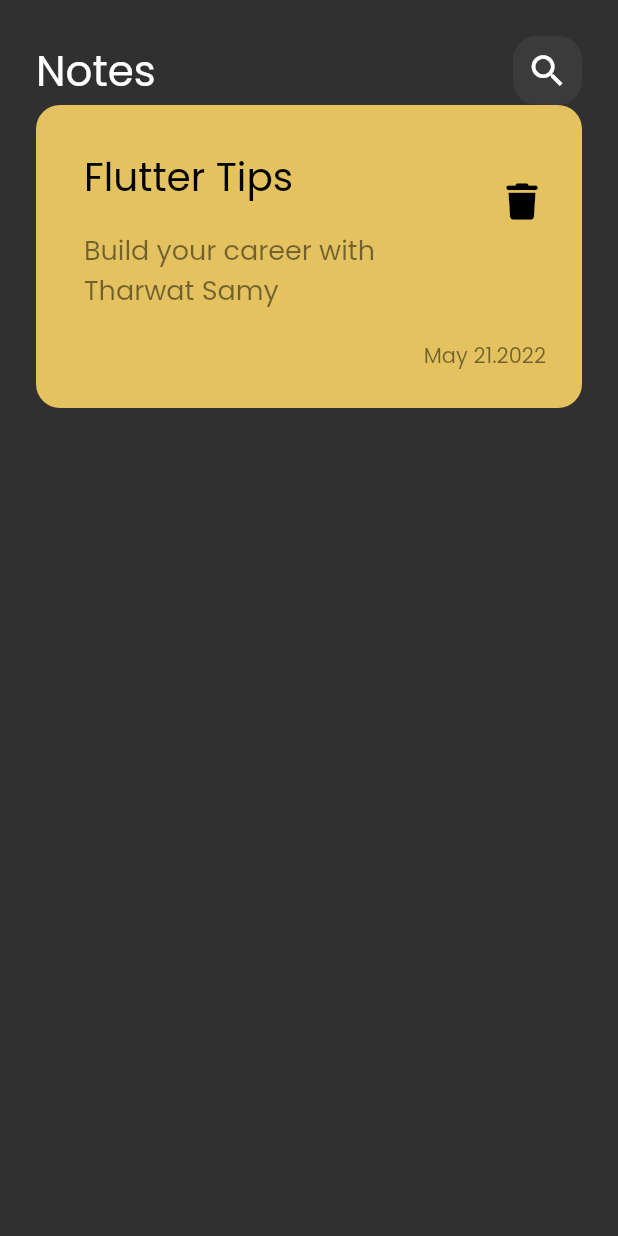
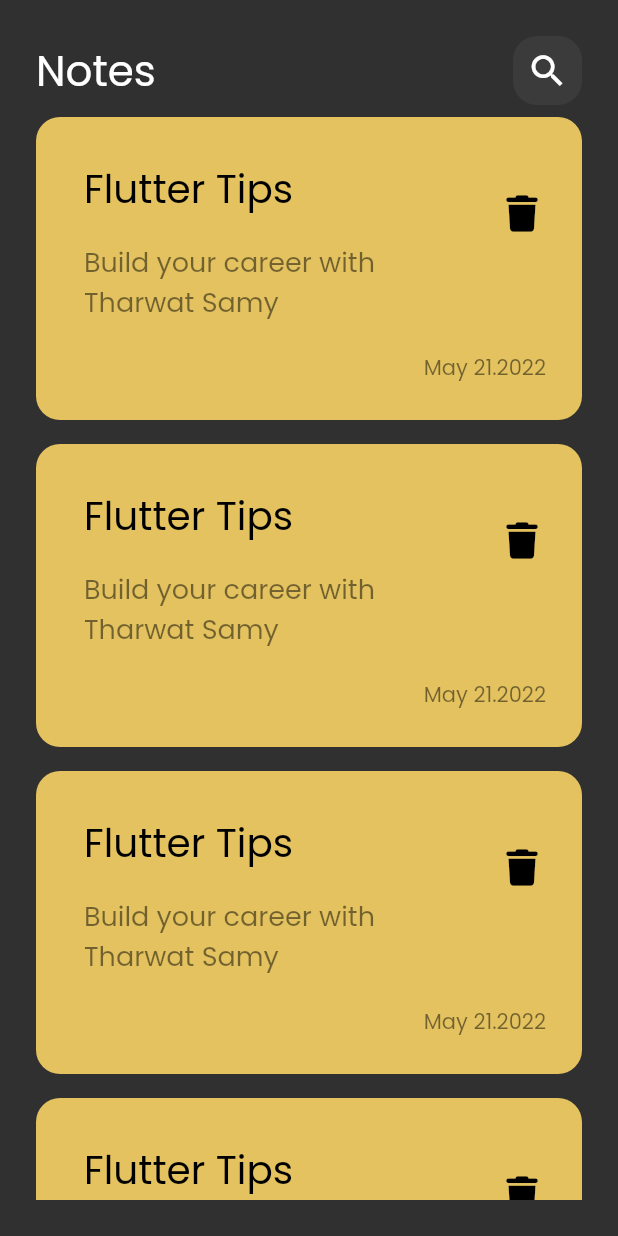
Before and after one commit to dimiana17/notes_app, a Flutter app: the screen it shows after launch, on a phone screen of 412 x 824 dp. Run offline on Flutter 3.47's test engine with Material 2 defaults, Android fonts, the phone set to English and light mode, and no system bars; our stand-ins replace font_awesome_flutter.

Commit message:
create notes list view

```diff
--- /dev/null
+++ b/lib/views/widgets/custom_note_item.dart
@@ -0,0 +1,53 @@
+import 'package:flutter/material.dart';
+import 'package:font_awesome_flutter/font_awesome_flutter.dart';
+
+class NoteItem extends StatelessWidget {
+  const NoteItem({super.key});
+
+  @override
+  Widget build(BuildContext context) {
+    return Container(
+      padding: const EdgeInsets.only(top: 24, bottom: 24, left: 16),
+      decoration: BoxDecoration(
+          color: const Color(0xffE3C25F),
+          borderRadius: BorderRadius.circular(16)),
+      child: Column(
+        crossAxisAlignment: CrossAxisAlignment.end,
+        children: [
+          ListTile(
+            title: const Text(
+              'Flutter Tips',
+              style: TextStyle(color: Colors.black, fontSize: 26),
+            ),
+            subtitle: Padding(
+              padding: const EdgeInsets.only(top: 16),
+              child: Text(
+                'Build your career with Tharwat Samy',
+                style: TextStyle(
+                  color: Colors.black.withOpacity(.5),
+                  fontSize: 18,
+                ),
+              ),
+            ),
+            trailing: IconButton(
+              onPressed: () {},
+              icon: const Icon(
+                FontAwesomeIcons.trash,
+                color: Colors.black,
+                size: 24,
+              ),
+            ),
+          ),
+          Padding(
+            padding: const EdgeInsets.only(right: 24, top: 16),
+            child: Text(
+              'May 21.2022',
+              style:
+                  TextStyle(color: Colors.black.withOpacity(.5), fontSize: 14),
+            ),
+          )
+        ],
+      ),
+    );
+  }
+}
--- /dev/null
+++ b/lib/views/widgets/notes_list_view.dart
@@ -0,0 +1,18 @@
+import 'package:flutter/material.dart';
+import 'package:note_app/views/widgets/custom_note_item.dart';
+
+class NotesListView extends StatelessWidget {
+  const NotesListView({super.key});
+
+  @override
+  Widget build(BuildContext context) {
+    return ListView.builder(
+      itemCount: 5,
+      itemBuilder: (context, index) {
+        return const Padding(
+          padding: EdgeInsets.symmetric(vertical: 8),
+          child: NoteItem());
+      },
+    );
+  }
+}
--- a/lib/views/widgets/notes_view_body.dart
+++ b/lib/views/widgets/notes_view_body.dart
@@ -1,6 +1,6 @@
 import 'package:flutter/material.dart';
-import 'package:font_awesome_flutter/font_awesome_flutter.dart';
 import 'package:note_app/views/widgets/custom_app_bar.dart';
+import 'package:note_app/views/widgets/notes_list_view.dart';
 
 class NotesViewBody extends StatelessWidget {
   const NotesViewBody({super.key});
@@ -10,57 +10,11 @@ class NotesViewBody extends StatelessWidget {
     return const Padding(
       padding: EdgeInsets.symmetric(vertical: 24, horizontal: 24),
       child: Column(
-        children: [CustomAppBar(), NoteItem()],
-      ),
-    );
-  }
-}
-
-class NoteItem extends StatelessWidget {
-  const NoteItem({super.key});
-
-  @override
-  Widget build(BuildContext context) {
-    return Container(
-      padding: const EdgeInsets.only(top: 24, bottom: 24, left: 16),
-      decoration: BoxDecoration(
-          color: const Color(0xffE3C25F),
-          borderRadius: BorderRadius.circular(16)),
-      child: Column(
-        crossAxisAlignment: CrossAxisAlignment.end,
         children: [
-          ListTile(
-            title: const Text(
-              'Flutter Tips',
-              style: TextStyle(color: Colors.black, fontSize: 26),
-            ),
-            subtitle: Padding(
-              padding: const EdgeInsets.only(top: 16),
-              child: Text(
-                'Build your career with Tharwat Samy',
-                style: TextStyle(
-                  color: Colors.black.withOpacity(.5),
-                  fontSize: 18,
-                ),
-              ),
-            ),
-            trailing: IconButton(
-              onPressed: () {},
-              icon: const Icon(
-                FontAwesomeIcons.trash,
-                color: Colors.black,
-                size: 24,
-              ),
-            ),
+          CustomAppBar(),
+          Expanded(
+            child: NotesListView(),
           ),
-          Padding(
-            padding: const EdgeInsets.only(right: 24, top: 16),
-            child: Text(
-              'May 21.2022',
-              style:
-                  TextStyle(color: Colors.black.withOpacity(.5), fontSize: 14),
-            ),
-          )
         ],
       ),
     );
```
